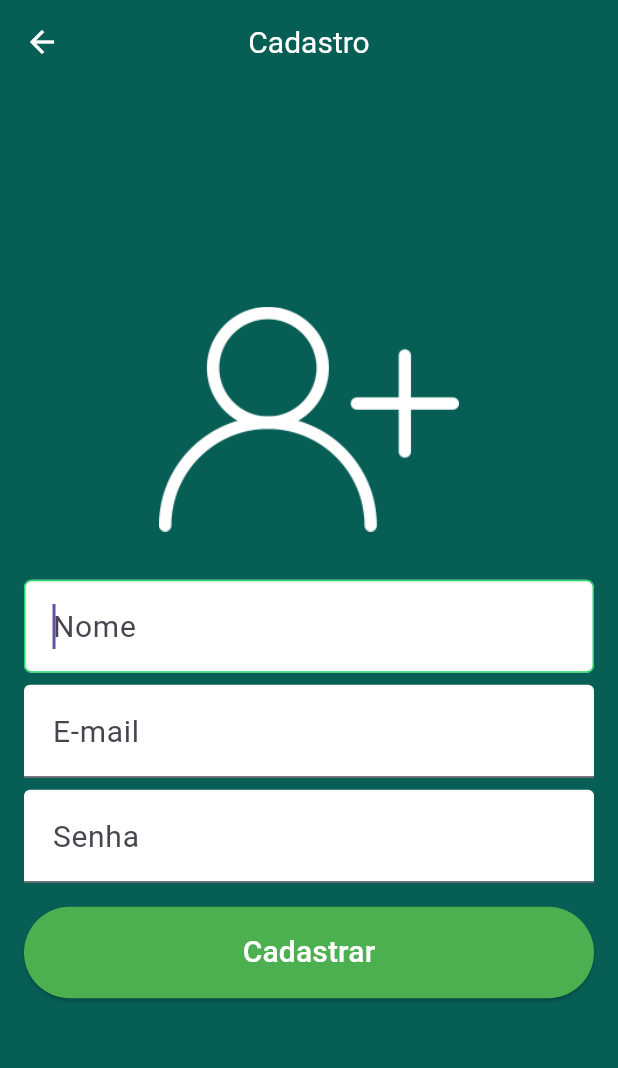
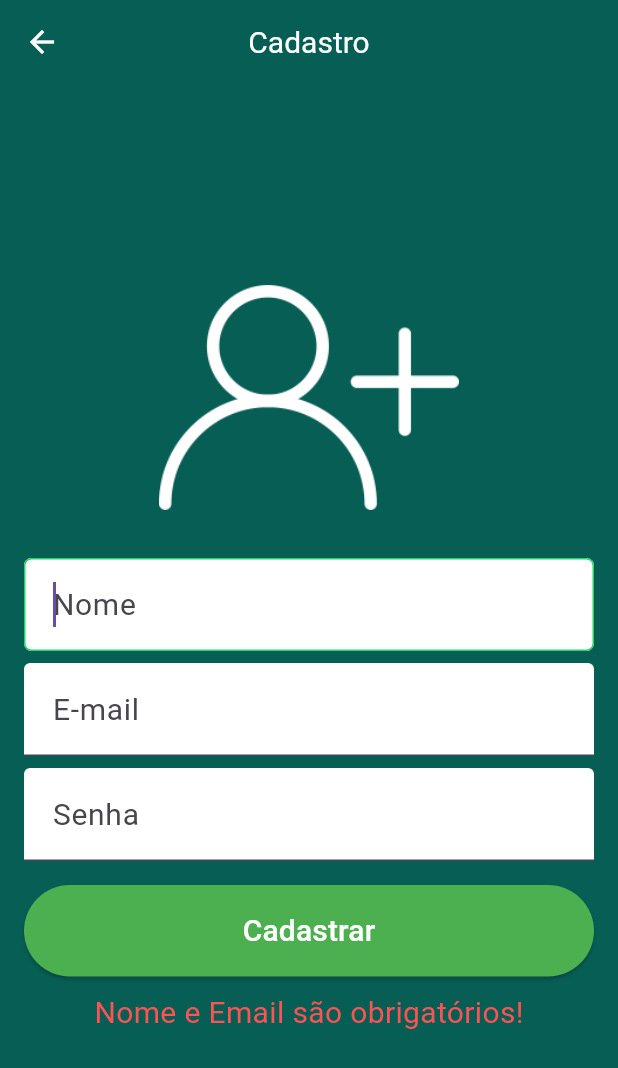
Before and after one commit to Agotsilv/whatsapp-flutter, a Flutter app: the CadastroUsuario screen opened directly, after a tap on "Cadastrar", on a phone screen of 412 x 824 dp. Shown: the top 1068 px of the screen. Run offline on Flutter 3.47's test engine with Material 3 defaults, Android fonts, the phone set to English and light mode, and no system bars; our stand-ins replace firebase_auth, firebase_core; accounts and stored records are empty.

Commit message:
Criação e validação do cadastro no firebase

```diff
--- a/lib/CadastroUsuario/Cadastro.dart
+++ b/lib/CadastroUsuario/Cadastro.dart
@@ -1,5 +1,8 @@
+import 'package:firebase_auth/firebase_auth.dart';
 import 'package:flutter/material.dart';
 import 'package:flutter/cupertino.dart';
+import 'package:whats/Home/Home.dart';
+import 'package:whats/model/Usuario.dart';
 
 class CadastroUsuario extends StatefulWidget {
   const CadastroUsuario({Key? key}) : super(key: key);
@@ -9,6 +12,66 @@ class CadastroUsuario extends StatefulWidget {
 }
 
 class _CadastroUsuarioState extends State<CadastroUsuario> {
+  final TextEditingController _controllerNome = TextEditingController();
+  final TextEditingController _controllerEmail = TextEditingController();
+  final TextEditingController _controllerSenha = TextEditingController();
+
+  String _mensagemError = "";
+
+  validarCampos() {
+    String nome = _controllerNome.text;
+    String email = _controllerEmail.text;
+    String senha = _controllerSenha.text;
+
+    if (nome.isNotEmpty) {
+      if (email.isNotEmpty && email.contains("@")) {
+        if (senha.isNotEmpty && senha.length >= 6) {
+            Usuario usuario = Usuario();
+
+            usuario.nome = nome;
+            usuario.emai = email;
+            usuario.senha = senha;
+
+          _cadastrarUsuario( usuario );
+
+          setState(() {
+            _mensagemError = "";
+          });
+        } else {
+          setState(() {
+            _mensagemError = "A senha precisa ser maior ou igual a 6 caracteres";
+          });
+        }
+      } else {
+        setState(() {
+          _mensagemError = "Email inválido | Preencha usando o @";
+        });
+      }
+    } else {
+      setState(() {
+        _mensagemError = "Nome e Email são obrigatórios!";
+      });
+    }
+  }
+
+  _cadastrarUsuario(Usuario usuario) async {
+    FirebaseAuth auth = FirebaseAuth.instance;
+      auth.createUserWithEmailAndPassword(
+          email: usuario.emai,
+          password: usuario.senha
+      ).then((response){
+       Navigator.push(context,
+           MaterialPageRoute(builder: (context) => const Home(),
+           ),
+       );
+      }).catchError((error) {
+        setState(() {
+          _mensagemError = "Error ao cadastrar usuário, "
+              "verifique os campos ou tente novamente mais tarde!";
+        });
+      });
+  }
+
   @override
   Widget build(BuildContext context) {
     return Scaffold(
@@ -17,10 +80,7 @@ class _CadastroUsuarioState extends State<CadastroUsuario> {
         centerTitle: true,
         foregroundColor: Colors.white,
         backgroundColor: Color(0xff075e54),
-        titleTextStyle: TextStyle(
-          color: Colors.white,
-              fontSize: 20
-        ),
+        titleTextStyle: TextStyle(color: Colors.white, fontSize: 20),
       ),
       body: Container(
         decoration: const BoxDecoration(color: Color(0xff075e54)),
@@ -41,6 +101,7 @@ class _CadastroUsuarioState extends State<CadastroUsuario> {
                 Padding(
                   padding: const EdgeInsets.only(bottom: 8),
                   child: TextField(
+                    controller: _controllerNome,
                     autofocus: true,
                     keyboardType: TextInputType.text,
                     style: const TextStyle(fontSize: 20),
@@ -59,6 +120,7 @@ class _CadastroUsuarioState extends State<CadastroUsuario> {
                 Padding(
                   padding: const EdgeInsets.only(bottom: 8),
                   child: TextField(
+                    controller: _controllerEmail,
                     keyboardType: TextInputType.emailAddress,
                     style: const TextStyle(fontSize: 20),
                     decoration: InputDecoration(
@@ -76,6 +138,8 @@ class _CadastroUsuarioState extends State<CadastroUsuario> {
 
                 //! Campo de Senha
                 TextField(
+                  controller: _controllerSenha,
+                  obscureText: true,
                   keyboardType: TextInputType.text,
                   style: const TextStyle(fontSize: 20),
                   decoration: InputDecoration(
@@ -97,12 +161,24 @@ class _CadastroUsuarioState extends State<CadastroUsuario> {
                       "Cadastrar",
                       style: TextStyle(color: Colors.white, fontSize: 20),
                     ),
-                    onPressed: () {},
+                    onPressed: () {
+                      validarCampos();
+                    },
                     style: ElevatedButton.styleFrom(
                         backgroundColor: Colors.green,
                         padding: EdgeInsets.fromLTRB(32, 16, 32, 16)),
                   ),
                 ),
+
+                Center(
+                  child: Text(
+                    _mensagemError,
+                    style: const TextStyle(
+                      color: Colors.redAccent,
+                      fontSize: 20,
+                    ),
+                  ),
+                )
               ],
             ),
           ),
--- /dev/null
+++ b/lib/model/Usuario.dart
@@ -0,0 +1,25 @@
+class Usuario {
+  late String _nome;
+  late String _emai;
+  late String _senha;
+
+  Usuario();
+
+  String get senha => _senha;
+
+  set senha(String value) {
+    _senha = value;
+  }
+
+  String get emai => _emai;
+
+  set emai(String value) {
+    _emai = value;
+  }
+
+  String get nome => _nome;
+
+  set nome(String value) {
+    _nome = value;
+  }
+}
```
Also changed, not shown: lib/Home/Home.dart (renamed from lib/Home.dart, +6 -1 lines), lib/main.dart (+7 -1 lines).
